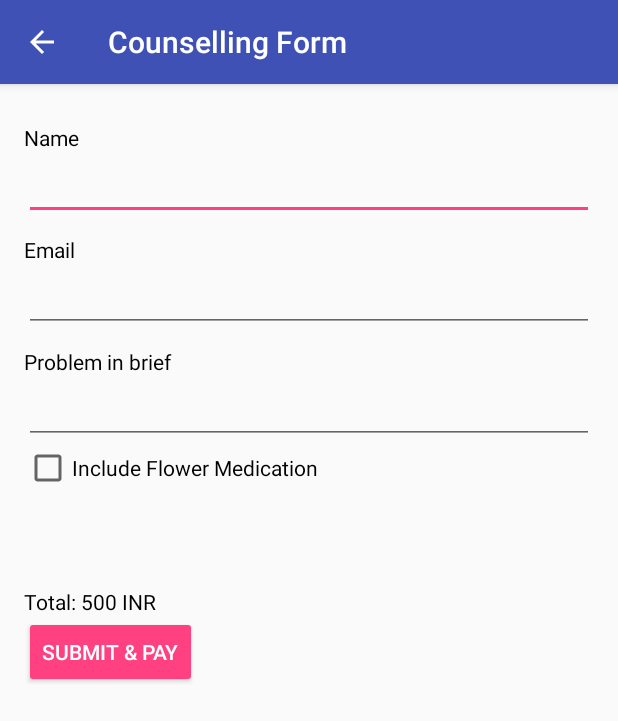
After one commit to cshah91/brainwave, an Android app: the activity_counselling_form screen opened directly, with no data from a screen before it, on a phone screen of 412 x 824 dp. The commit adds this screen. Shown: the top 721 px of the screen. Run offline under Robolectric (Android 15) with nearby library versions, the phone set to English and light mode, and no system bars.

Commit message:
Counselling questionnaire form created

```diff
--- a/app/src/main/AndroidManifest.xml
+++ b/app/src/main/AndroidManifest.xml
@@ -22,6 +22,8 @@
             android:label="@string/title_activity_home_menu"
             android:theme="@style/AppTheme.NoActionBar"></activity>
         <activity android:name=".activity_product_info" />
+        <activity android:name=".activity_counselling_form"
+            android:label="Counselling Form"/>
     </application>
 
 </manifest>
--- /dev/null
+++ b/app/src/main/java/nksystems/brainwave/activity_counselling_form.java
@@ -0,0 +1,78 @@
+package nksystems.brainwave;
+
+import android.content.Intent;
+import android.os.Bundle;
+import android.support.annotation.Nullable;
+import android.support.v7.app.AppCompatActivity;
+import android.view.MenuItem;
+import android.widget.CheckBox;
+import android.widget.CompoundButton;
+import android.widget.TextView;
+
+/**
+ * Created by Charmy on 13/05/2017.
+ */
+
+public class activity_counselling_form extends AppCompatActivity{
+
+    CheckBox chkMedication;
+    TextView txtTotal;
+    int originalAmount;
+    int newAmount;
+    int medicationAmount;
+
+    @Override
+    public void onBackPressed() {
+        super.onBackPressed();
+        Intent intent=new Intent(activity_counselling_form.this,activity_home_menu.class);
+        intent.putExtra("active_activity","contentCounselling");
+        finish();
+        startActivity(intent);
+    }
+
+    @Override
+    public boolean onOptionsItemSelected(MenuItem item) {
+        switch(item.getItemId())
+        {
+            case android.R.id.home:
+                Intent intent=new Intent(activity_counselling_form.this,activity_home_menu.class);
+                intent.putExtra("active_activity","contentCounselling");
+                finish();
+                startActivity(intent);
+                break;
+        }
+        return true;
+    }
+
+    @Override
+    protected void onCreate(@Nullable Bundle savedInstanceState) {
+        super.onCreate(savedInstanceState);
+        getSupportActionBar().setHomeButtonEnabled(true);
+        getSupportActionBar().setDisplayShowHomeEnabled(true);
+        getSupportActionBar().setDisplayHomeAsUpEnabled(true);
+        setContentView(R.layout.counselling_form_layout);
+
+        txtTotal = (TextView) findViewById(R.id.viewTotal);
+
+        //originalAmount = Integer.parseInt(getIntent().getStringExtra("amount"));
+        originalAmount = Integer.parseInt("500");
+        medicationAmount = Integer.parseInt(getResources().getString(R.string.medication_amount));
+
+        txtTotal.setText("Total: " + originalAmount + " INR");
+
+        chkMedication = (CheckBox) findViewById(R.id.chkMedication);
+        chkMedication.setOnCheckedChangeListener(new CompoundButton.OnCheckedChangeListener() {
+            @Override
+            public void onCheckedChanged(CompoundButton buttonView, boolean isChecked) {
+                if(isChecked){
+                    newAmount = originalAmount + medicationAmount;
+                }
+                else{
+                    newAmount = originalAmount;
+                }
+
+                txtTotal.setText("Total: " + newAmount + " INR");
+            }
+        });
+    }
+}
--- a/app/src/main/java/nksystems/brainwave/activity_loading.java
+++ b/app/src/main/java/nksystems/brainwave/activity_loading.java
@@ -11,6 +11,9 @@ public class activity_loading extends AppCompatActivity {
         super.onCreate(savedInstanceState);
         setContentView(R.layout.activity_loading);
 
-        startActivity(new Intent(this,activity_home_menu.class));
+        Intent intent=new Intent(this,activity_home_menu.class);
+        intent.putExtra("active_activity","");
+        finish();
+        startActivity(intent);
     }
 }
--- /dev/null
+++ b/app/src/main/res/layout/counselling_form_layout.xml
@@ -0,0 +1,92 @@
+<?xml version="1.0" encoding="utf-8"?>
+<RelativeLayout xmlns:android="http://schemas.android.com/apk/res/android"
+    android:orientation="vertical" android:layout_width="match_parent"
+    android:layout_height="match_parent"
+    android:layout_marginBottom="@dimen/activity_vertical_margin"
+    android:layout_marginLeft="@dimen/activity_horizontal_margin"
+    android:layout_marginRight="@dimen/activity_horizontal_margin"
+    android:layout_marginTop="@dimen/activity_vertical_margin">
+
+    <ScrollView
+        android:layout_width="match_parent"
+        android:layout_height="match_parent">
+
+        <RelativeLayout
+            android:layout_width="match_parent"
+            android:layout_height="match_parent">
+
+            <TextView
+                android:id="@+id/viewQuestName"
+                android:layout_width="match_parent"
+                android:layout_height="wrap_content"
+                android:paddingTop="10dp"
+                android:text="Name"
+                android:textColor="#000" />
+
+            <EditText
+                android:id="@+id/txtQuestName"
+                android:layout_width="match_parent"
+                android:layout_height="wrap_content"
+                android:layout_below="@+id/viewQuestName" />
+
+            <TextView
+                android:id="@+id/viewQuestEmail"
+                android:layout_width="match_parent"
+                android:layout_height="wrap_content"
+                android:layout_below="@+id/txtQuestName"
+                android:paddingTop="10dp"
+                android:text="Email"
+                android:textColor="#000" />
+
+            <EditText
+                android:id="@+id/txtQuestEmail"
+                android:layout_width="match_parent"
+                android:layout_height="wrap_content"
+                android:layout_below="@+id/viewQuestEmail" />
+
+            <TextView
+                android:id="@+id/viewQuestProblem"
+                android:layout_width="match_parent"
+                android:layout_height="wrap_content"
+                android:layout_below="@+id/txtQuestEmail"
+                android:paddingTop="10dp"
+                android:text="Problem in brief"
+                android:textColor="#000" />
+
+            <EditText
+                android:id="@+id/txtQuestProblem"
+                android:layout_width="match_parent"
+                android:layout_height="wrap_content"
+                android:layout_below="@+id/viewQuestProblem" />
+
+            <CheckBox
+                android:layout_width="wrap_content"
+                android:layout_height="wrap_content"
+                android:text="Include Flower Medication"
+                android:id="@+id/chkMedication"
+                android:layout_below="@+id/txtQuestProblem"/>
+
+            <TextView
+                android:id="@+id/viewTotal"
+                android:layout_width="wrap_content"
+                android:layout_height="wrap_content"
+                android:layout_marginTop="53dp"
+                android:paddingTop="10dp"
+                android:textColor="#000"
+                android:layout_below="@+id/chkMedication"/>
+
+                <Button
+                    android:id="@+id/btnQuestSubmit"
+                    style="@style/Widget.AppCompat.Button.Colored"
+                    android:layout_width="wrap_content"
+                    android:layout_height="wrap_content"
+                    android:text="Submit &amp; Pay"
+                    android:textAlignment="center"
+                    android:textSize="14sp"
+                    android:paddingTop="10dp"
+                    android:layout_below="@+id/viewTotal"/>
+
+        </RelativeLayout>
+    </ScrollView>
+
+</RelativeLayout>
--- a/app/src/main/res/values/strings.xml
+++ b/app/src/main/res/values/strings.xml
@@ -13,5 +13,6 @@
     <string name="label_products_list">List of Products</string>
 
     <string name="emailTo">charmyshah91@gmail.com</string>
+    <string name="medication_amount">100</string>
 
 </resources>
```
Also changed, not shown: app/src/main/java/nksystems/brainwave/activity_home_menu.java (+17 -2 lines).
